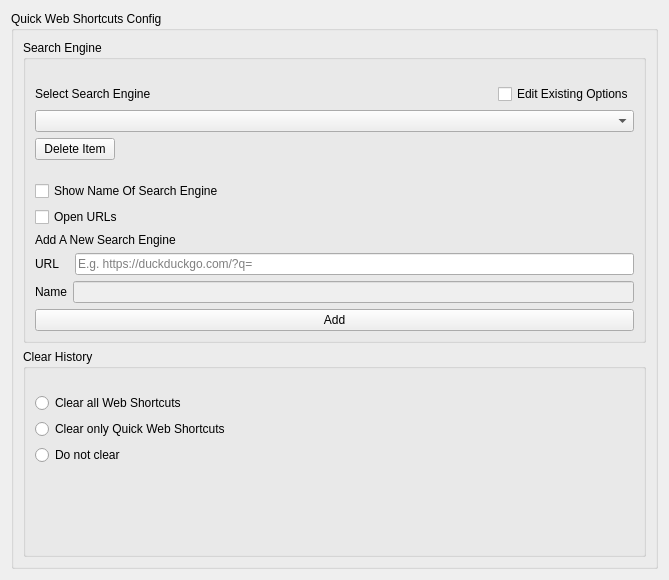
Above: src/config/quick_web_shortcuts_config.ui from alex1701c/QuickWebShortcuts before the change. Below: the same form after it.
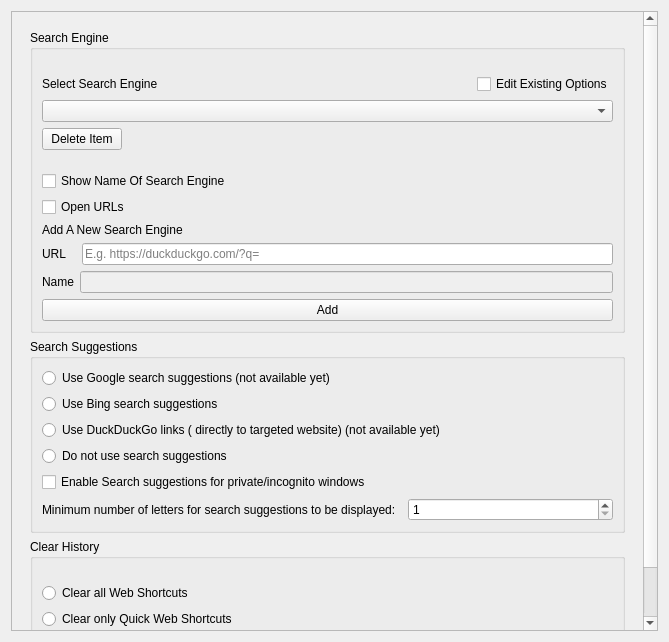
That is the form after the change. Icons and pictures are not drawn.

Commit message: Implement search suggestion options in config dialog

What changed in the file:
```diff
--- a/src/config/quick_web_shortcuts_config.ui
+++ b/src/config/quick_web_shortcuts_config.ui
@@ -8,18 +8,33 @@
     <x>0</x>
     <y>0</y>
     <width>669</width>
-    <height>580</height>
+    <height>642</height>
    </rect>
   </property>
   <property name="minimumSize">
    <size>
-    <width>300</width>
+    <width>550</width>
     <height>0</height>
    </size>
   </property>
   <layout class="QVBoxLayout" name="verticalLayout">
    <item>
-    <widget class="QGroupBox" name="glosbe">
+    <widget class="QScrollArea" name="scrollArea">
+     <property name="widgetResizable">
+      <bool>true</bool>
+     </property>
+     <widget class="QWidget" name="scrollAreaWidgetContents">
+      <property name="geometry">
+       <rect>
+        <x>0</x>
+        <y>0</y>
+        <width>633</width>
+        <height>764</height>
+       </rect>
+      </property>
+      <layout class="QGridLayout" name="gridLayout_2">
+       <item row="0" column="0">
+        <widget class="QWidget" name="parent" native="true">
      <property name="enabled">
       <bool>true</bool>
      </property>
@@ -32,11 +47,8 @@
      <property name="layoutDirection">
       <enum>Qt::LeftToRight</enum>
      </property>
-     <property name="title">
-      <string>Quick Web Shortcuts Config</string>
-     </property>
-     <layout class="QVBoxLayout" name="verticalLayout_4">
-      <item>
+         <layout class="QGridLayout" name="gridLayout">
+          <item row="0" column="0">
        <widget class="QGroupBox" name="groupBoxSearch">
         <property name="sizePolicy">
          <sizepolicy hsizetype="Expanding" vsizetype="Preferred">
@@ -211,7 +223,72 @@
         </layout>
        </widget>
       </item>
+          <item row="1" column="0">
+           <widget class="QGroupBox" name="groupBoxSearchSuggestions">
+            <property name="title">
+             <string>Search Suggestions</string>
+            </property>
+            <layout class="QVBoxLayout" name="verticalLayout_6">
       <item>
+              <widget class="QRadioButton" name="googleRadioButton">
+               <property name="text">
+                <string>Use Google search suggestions (not available yet)</string>
+               </property>
+              </widget>
+             </item>
+             <item>
+              <widget class="QRadioButton" name="bingRadioButton">
+               <property name="text">
+                <string>Use Bing search suggestions</string>
+               </property>
+              </widget>
+             </item>
+             <item>
+              <widget class="QRadioButton" name="duckDuckGoRadioButton">
+               <property name="text">
+                <string>Use DuckDuckGo links ( directly to targeted website) (not available yet)</string>
+               </property>
+              </widget>
+             </item>
+             <item>
+              <widget class="QRadioButton" name="disableRadioButton">
+               <property name="text">
+                <string>Do not use search suggestions</string>
+               </property>
+              </widget>
+             </item>
+             <item>
+              <widget class="QCheckBox" name="privateWindowCheckBox">
+               <property name="text">
+                <string>Enable Search suggestions for private/incognito windows</string>
+               </property>
+              </widget>
+             </item>
+             <item>
+              <layout class="QHBoxLayout" name="horizontalLayout_4">
+               <item>
+                <widget class="QLabel" name="label_2">
+                 <property name="text">
+                  <string>Minimum number of letters for search suggestions to be displayed:  </string>
+                 </property>
+                </widget>
+               </item>
+               <item>
+                <widget class="QSpinBox" name="minimumLetterCountSpinBox">
+                 <property name="minimum">
+                  <number>1</number>
+                 </property>
+                 <property name="maximum">
+                  <number>15</number>
+                 </property>
+                </widget>
+               </item>
+              </layout>
+             </item>
+            </layout>
+           </widget>
+          </item>
+          <item row="2" column="0">
        <widget class="QGroupBox" name="groupBoxHistory">
         <property name="sizePolicy">
          <sizepolicy hsizetype="Preferred" vsizetype="Expanding">
@@ -261,6 +338,10 @@
        </widget>
       </item>
      </layout>
+        </widget>
+       </item>
+      </layout>
+     </widget>
     </widget>
    </item>
   </layout>
```
Lines whose indentation alone changed are shown as unchanged. The commit also changes 2 other files.
